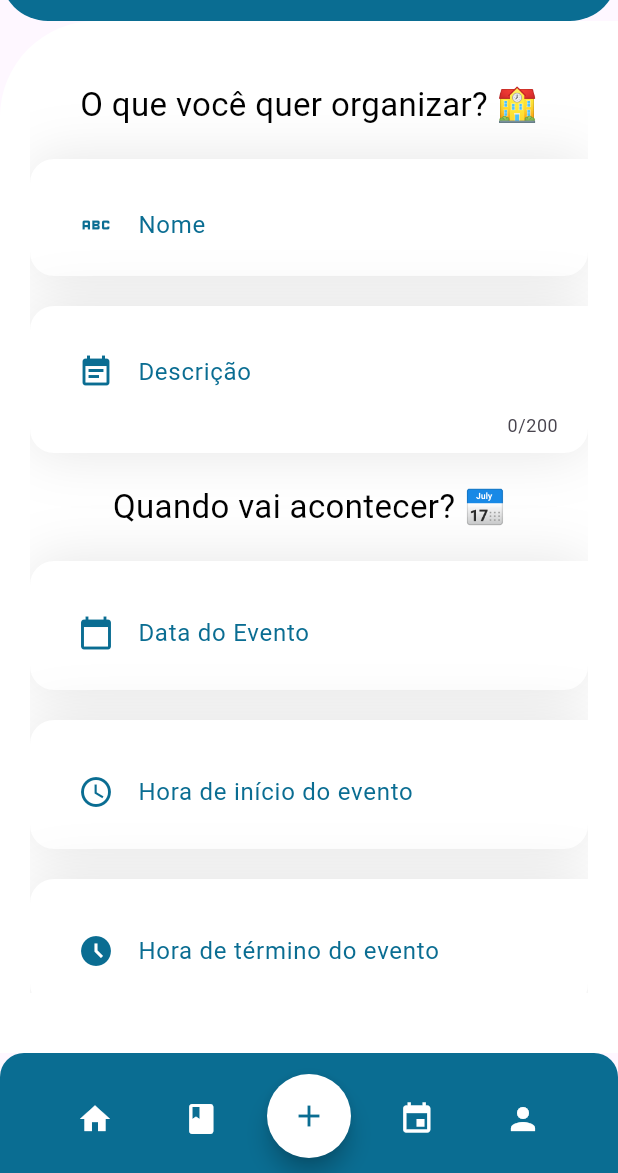
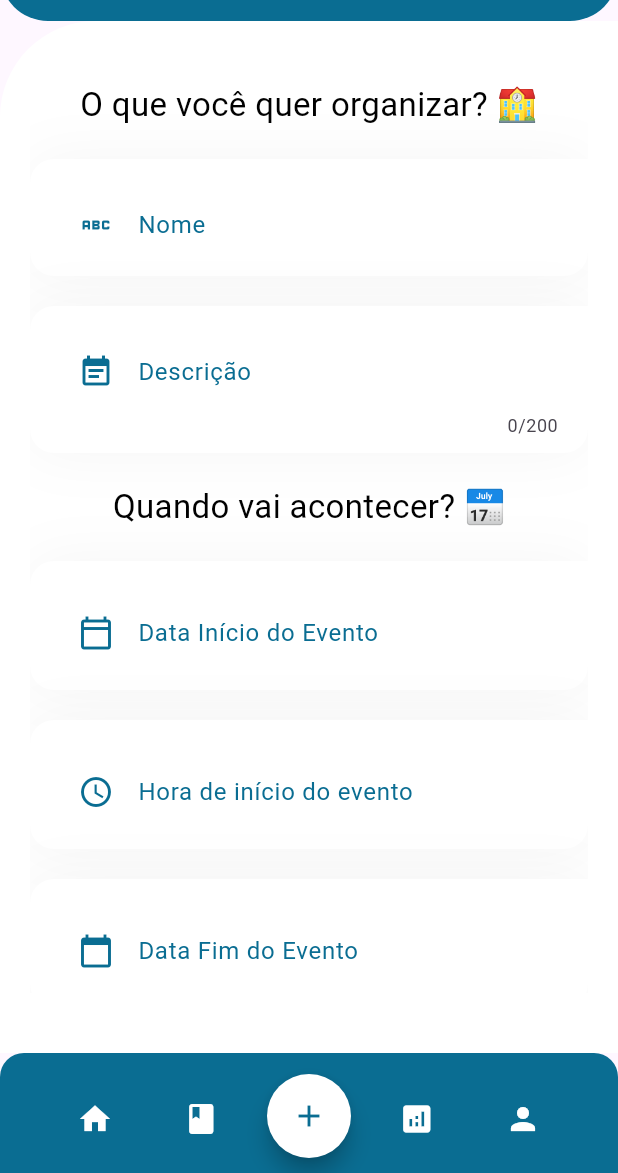
Before and after one commit to rafaelmaestro/flutter_srpg_app, a Flutter app: the AdicionarEventoPage1 screen opened directly, on a phone screen of 412 x 824 dp, the part 63-1236 px from its top. Run offline on Flutter 3.47's test engine with Material 3 defaults, Android fonts, the phone set to English and light mode, and no system bars; drawn by our look-alikes of datetime_picker_formfield; our stand-ins replace camera, fluttertoast, geolocator, get, google_maps_flutter.

Commit message:
feat: (wip) adiciona tela de meus eventos

```diff
--- /dev/null
+++ b/lib/models/aula.dart
@@ -0,0 +1,35 @@
+class Evento {
+  String nome;
+  StatusAula status;
+  String descricao;
+  DateTime dataInicio;
+  DateTime dataFim;
+  String local;
+  double? latitude;
+  double? longitude;
+  String cpfOrganizador;
+  List<String> convidados;
+
+  Evento({
+    required this.nome,
+    required this.status,
+    required this.descricao,
+    this.latitude = 0.0,
+    this.longitude = 0.0,
+    List<String>? convidados, // Change the default value to a constant
+    required this.dataInicio,
+    required this.dataFim,
+    required this.local,
+    required this.cpfOrganizador,
+  }) : convidados = convidados ?? [];
+
+  adicionarConvidado(String email) {
+    convidados.add(email);
+  }
+}
+
+enum StatusAula {
+  emAndamento,
+  finalizado,
+  pendente,
+}
--- a/lib/models/posto.dart
+++ /dev/null
@@ -1,17 +0,0 @@
-class Aula {
-  String nome;
-  String descricao;
-  String foto;
-  double latitude;
-  double longitude;
-  DateTime dataInicio;
-
-  Aula({
-    required this.nome,
-    required this.descricao,
-    required this.foto,
-    required this.latitude,
-    required this.longitude,
-    required this.dataInicio,
-  });
-}
--- a/lib/pages/evento/adicionar_evento_page_1.dart
+++ b/lib/pages/evento/adicionar_evento_page_1.dart
@@ -1,5 +1,6 @@
 import 'package:datetime_picker_formfield/datetime_picker_formfield.dart';
 import 'package:flutter/material.dart';
+import 'package:flutter_srpg_app/models/aula.dart';
 import 'package:flutter_srpg_app/pages/evento/adicionar_evento_page_2.dart';
 import 'package:flutter_srpg_app/widgets/my_input_field.dart';
 import 'package:flutter_srpg_app/widgets/navigation_bar.dart';
@@ -16,6 +17,8 @@ class AdicionarEventoPage1 extends StatefulWidget {
 class _EventoAlunoPageState extends State<AdicionarEventoPage1> {
   var pergunta = 1;
   final _formKey = GlobalKey<FormState>();
+  TextEditingController nomeController = TextEditingController();
+  TextEditingController descricaoController = TextEditingController();
   TextEditingController localController = TextEditingController();
 
   @override
@@ -90,7 +93,7 @@ class _EventoAlunoPageState extends State<AdicionarEventoPage1> {
                               label: "Nome",
                               placeholder: "Insira o nome do seu evento",
                               onChange: (value) {
-                                // emailController.text = value;
+                                nomeController.text = value;
                               },
                               validateFunction: (value) {
                                 // if (value == null || value.isEmpty) {
@@ -108,7 +111,7 @@ class _EventoAlunoPageState extends State<AdicionarEventoPage1> {
                               label: "Descrição",
                               placeholder: "Insira uma descrição para o evento",
                               onChange: (value) {
-                                // emailController.text = value;
+                                descricaoController.text = value;
                               },
                               validateFunction: (value) {
                                 // if (value == null || value.isEmpty) {
@@ -133,6 +136,7 @@ class _EventoAlunoPageState extends State<AdicionarEventoPage1> {
                             const SizedBox(height: 20),
                             // ! Cópia do style dos inputs textuais
                             Container(
+                              // margin: EdgeInsets.only(left: 12, right: 12),
                               padding: const EdgeInsets.only(
                                   top: 20, left: 20, right: 20, bottom: 10),
                               decoration: BoxDecoration(
@@ -144,7 +148,7 @@ class _EventoAlunoPageState extends State<AdicionarEventoPage1> {
                                   boxShadow: [
                                     BoxShadow(
                                       blurRadius: 32,
-                                      color: Colors.black.withOpacity(.1),
+                                      color: Colors.grey.withOpacity(.1),
                                     )
                                   ]),
                               child: Column(
@@ -152,13 +156,14 @@ class _EventoAlunoPageState extends State<AdicionarEventoPage1> {
                                 children: [
                                   DateTimeField(
                                     decoration: const InputDecoration(
-                                        labelText: 'Data do Evento',
+                                        labelText: 'Data Início do Evento',
                                         labelStyle:
                                             TextStyle(color: Color(0xFF0A6D92)),
-                                        hintText: 'Selecione a data do evento',
+                                        hintText:
+                                            'Selecione a data de início do evento',
                                         border: InputBorder.none,
                                         prefixIcon: Icon(
-                                          Icons.calendar_today,
+                                          Icons.calendar_today_outlined,
                                           color: Color(0xFF0A6D92),
                                         ),
                                         errorStyle: TextStyle(
@@ -183,6 +188,7 @@ class _EventoAlunoPageState extends State<AdicionarEventoPage1> {
                             const SizedBox(height: 20),
                             // ! Cópia do style dos inputs textuais
                             Container(
+                              // margin: EdgeInsets.only(left: 12, right: 12),
                               padding: const EdgeInsets.only(
                                   top: 20, left: 20, right: 20, bottom: 10),
                               decoration: BoxDecoration(
@@ -194,7 +200,7 @@ class _EventoAlunoPageState extends State<AdicionarEventoPage1> {
                                   boxShadow: [
                                     BoxShadow(
                                       blurRadius: 32,
-                                      color: Colors.black.withOpacity(.1),
+                                      color: Colors.grey.withOpacity(.1),
                                     )
                                   ]),
                               child: Column(
@@ -233,6 +239,7 @@ class _EventoAlunoPageState extends State<AdicionarEventoPage1> {
                             const SizedBox(height: 20),
                             // ! Cópia do style dos inputs textuais
                             Container(
+                              // margin: EdgeInsets.only(left: 12, right: 12),
                               padding: const EdgeInsets.only(
                                   top: 20, left: 20, right: 20, bottom: 10),
                               decoration: BoxDecoration(
@@ -244,7 +251,59 @@ class _EventoAlunoPageState extends State<AdicionarEventoPage1> {
                                   boxShadow: [
                                     BoxShadow(
                                       blurRadius: 32,
-                                      color: Colors.black.withOpacity(.1),
+                                      color: Colors.grey.withOpacity(.1),
+                                    )
+                                  ]),
+                              child: Column(
+                                crossAxisAlignment: CrossAxisAlignment.start,
+                                children: [
+                                  DateTimeField(
+                                    decoration: const InputDecoration(
+                                        labelText: 'Data Fim do Evento',
+                                        labelStyle:
+                                            TextStyle(color: Color(0xFF0A6D92)),
+                                        hintText:
+                                            'Selecione a data de fim do evento',
+                                        border: InputBorder.none,
+                                        prefixIcon: Icon(
+                                          Icons.calendar_today,
+                                          color: Color(0xFF0A6D92),
+                                        ),
+                                        errorStyle: TextStyle(
+                                            color: Colors.red,
+                                            fontWeight: FontWeight.bold),
+                                        contentPadding: EdgeInsets.all(8.0)),
+                                    format: DateFormat("yyyy-MM-dd"),
+                                    onShowPicker:
+                                        (context, currentValue) async {
+                                      final date = await showDatePicker(
+                                          context: context,
+                                          firstDate: DateTime(1900),
+                                          initialDate:
+                                              currentValue ?? DateTime.now(),
+                                          lastDate: DateTime(2100));
+                                      return date;
+                                    },
+                                  ),
+                                ],
+                              ),
+                            ),
+                            const SizedBox(height: 20),
+                            // ! Cópia do style dos inputs textuais
+                            Container(
+                              // margin: EdgeInsets.only(left: 12, right: 12),
+                              padding: const EdgeInsets.only(
+                                  top: 20, left: 20, right: 20, bottom: 10),
+                              decoration: BoxDecoration(
+                                  color: Colors.white,
+                                  borderRadius: const BorderRadius.only(
+                                      topLeft: Radius.circular(16),
+                                      bottomLeft: Radius.circular(16),
+                                      bottomRight: Radius.circular(16)),
+                                  boxShadow: [
+                                    BoxShadow(
+                                      blurRadius: 32,
+                                      color: Colors.grey.withOpacity(.1),
                                     )
                                   ]),
                               child: Column(
@@ -359,7 +418,20 @@ class _EventoAlunoPageState extends State<AdicionarEventoPage1> {
     if (!_formKey.currentState!.validate()) {
       return;
     }
+
+    Evento aulaASerCriada = Evento(
+      nome: nomeController.text,
+      descricao: descricaoController.text,
+      dataInicio: DateTime.now(),
+      dataFim: DateTime.now(),
+      local: localController.text,
+      cpfOrganizador: '12345678900',
+      status: StatusAula.pendente,
+    );
+
     // TODO: Seguir p/ pagina 2 de cadastro de evento
-    Get.to(() => const AdicionarEventoPage2());
+    Get.to(() => AdicionarEventoPage2(
+          aulaASerCriada: aulaASerCriada,
+        ));
   }
 }
--- a/lib/pages/login/home_page.dart
+++ b/lib/pages/login/home_page.dart
@@ -25,7 +25,7 @@ class _HomePageState extends State<HomePage> {
         title: const Column(
           children: [
             Text(
-              'Minha localização',
+              'Minha Localização',
               style: TextStyle(
                   fontWeight: FontWeight.bold,
                   fontSize: 22,
--- /dev/null
+++ b/lib/repositories/evento_repository.dart
@@ -0,0 +1,56 @@
+import 'package:flutter/material.dart';
+import 'package:flutter_srpg_app/models/aula.dart';
+
+final eventosMock = [
+  {
+    'organizador': true,
+    'nome': 'Aula de Gestão de TI',
+    'status': StatusAula.emAndamento,
+    'convidados': ['rafael.maestro@unesp.br'],
+    'descricao': 'Turma 0004729A / 19h - 23h',
+    'latitude': -22.350808540575265,
+    'longitude': -49.03217930003996,
+    'dataInicio': DateTime.now().subtract(const Duration(hours: 2)),
+    'dataFim': DateTime.now().add(const Duration(hours: 4)),
+    'local': 'Bloco A - Sala 4',
+    'cpfOrganizador': '12345678909',
+  },
+  {
+    'organizador': false,
+    'nome': 'Aula de Engenharia de Software',
+    'status': StatusAula.emAndamento,
+    'convidados': ['rafael.maestro@unesp.br'],
+    'descricao': 'Turma 0004729A / 19h - 23h',
+    'latitude': -22.350808540575270,
+    'longitude': -49.03217930003903,
+    'dataInicio': DateTime.now().subtract(const Duration(hours: 2)),
+    'dataFim': DateTime.now().add(const Duration(hours: 4)),
+    'local': 'Bloco A - Sala 5',
+    'cpfOrganizador': '12345678909',
+  }
+];
+
+class EventoRepository extends ChangeNotifier {
+  // requisição para o backend para obter as aulas paginadas
+  final List<Evento> _eventos = [
+    Evento(
+      nome: 'Aula de Gestão de TI',
+      status: StatusAula.emAndamento,
+      convidados: ['rafael.maestro@unesp.br'],
+      descricao: 'Turma 0004729A / 19h - 23h',
+      latitude: -22.350808540575265,
+      longitude: -49.03217930003996,
+      dataInicio: DateTime.now().subtract(const Duration(hours: 4)),
+      dataFim: DateTime.now().add(const Duration(hours: 4)),
+      local: 'Bloco A - Sala 4',
+      cpfOrganizador: '12345678909',
+    )
+  ];
+
+  getEventosConvidadosEOrganizados(int pagina, int limite, String? filtro) {
+    // TODO: lógica para obter as aulas de forma paginada
+    return eventosMock;
+  }
+
+  List<Evento> get aulas => _eventos;
+}
--- a/lib/repositories/postos_repository.dart
+++ /dev/null
@@ -1,18 +0,0 @@
-import 'package:flutter/material.dart';
-import 'package:flutter_srpg_app/models/posto.dart';
-
-class AulasRepository extends ChangeNotifier {
-  final List<Aula> _aulas = [
-    Aula(
-      nome: 'Aula de Gestão de TI',
-      descricao: 'Turma 0004729A / 19h - 23h',
-      foto:
-          'https://lh5.googleusercontent.com/p/AF1QipP_xnSi5-sp9slSuMpSx-JlmvwvHGL1VJ_JcOGX=w408-h306-k-no',
-      latitude: -22.350808540575265,
-      longitude: -49.03217930003996,
-      dataInicio: DateTime.now().subtract(const Duration(hours: 2)),
-    )
-  ];
-
-  List<Aula> get aulas => _aulas;
-}
--- a/lib/widgets/my_input_field.dart
+++ b/lib/widgets/my_input_field.dart
@@ -26,6 +26,7 @@ class MyInputField extends StatelessWidget {
   @override
   Widget build(BuildContext context) {
     return Container(
+      // margin: EdgeInsets.only(left: 12, right: 12),
       padding: const EdgeInsets.only(top: 20, left: 20, right: 20, bottom: 10),
       decoration: BoxDecoration(
           color: Colors.white,
@@ -36,7 +37,7 @@ class MyInputField extends StatelessWidget {
           boxShadow: [
             BoxShadow(
               blurRadius: 32,
-              color: Colors.black.withOpacity(.1),
+              color: Colors.grey.withOpacity(.1),
             )
           ]),
       child: Column(
--- a/lib/widgets/navigation_bar.dart
+++ b/lib/widgets/navigation_bar.dart
@@ -41,15 +41,13 @@ class _SRPGNavigationBarState extends State<SRPGNavigationBar> {
                         Icons.class_,
                         color: Colors.white,
                       ),
-                      onPressed: () {
-                        print('List Button pressed!');
-                      },
+                      onPressed: () => Get.toNamed('/meus-eventos'),
                     ),
                     const SizedBox(
                         width: 50), // Espaço para o FloatingActionButton
                     IconButton(
                       icon: const Icon(
-                        Icons.event,
+                        Icons.analytics,
                         color: Colors.white,
                       ),
                       onPressed: () {
```
Also changed, not shown: lib/controllers/posicao_controller.dart (+5 -8 lines), lib/main.dart (+5 -3 lines), lib/pages/evento/adicionar_evento_page_2.dart (+18 -1 lines), lib/pages/evento/meus_eventos_page.dart (added, +250 -0 lines), lib/widgets/aula_bottomsheet.dart (+8 -4 lines).
